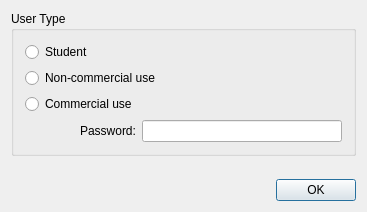
Above: viMarkdown/src/UserAuthDialog.ui from vivisuke/viMarkdown before the change. Below: the same form after it.
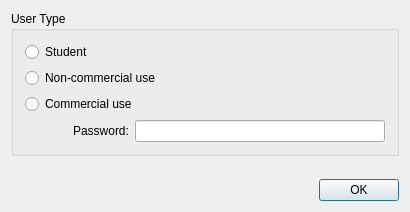
That is the form after the change.

The edit to the form file:
```diff
--- a/viMarkdown/src/UserAuthDialog.ui
+++ b/viMarkdown/src/UserAuthDialog.ui
@@ -6,7 +6,7 @@
    <rect>
     <x>0</x>
     <y>0</y>
-    <width>367</width>
+    <width>410</width>
     <height>212</height>
    </rect>
   </property>
@@ -69,7 +69,7 @@
            <widget class="QLineEdit" name="lineEdit">
             <property name="minimumSize">
              <size>
-              <width>200</width>
+              <width>250</width>
               <height>0</height>
              </size>
             </property>
```
Left out of the diff: 2 changed lines with no effect on the pictures.
